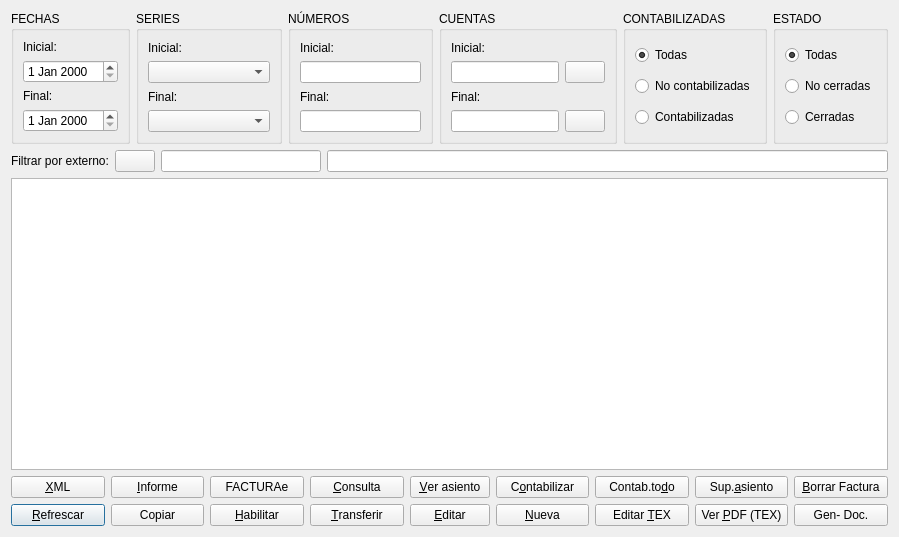
First picture: the form in factur/facturas.ui, repository DIBOSAJM/keme, before the edit.
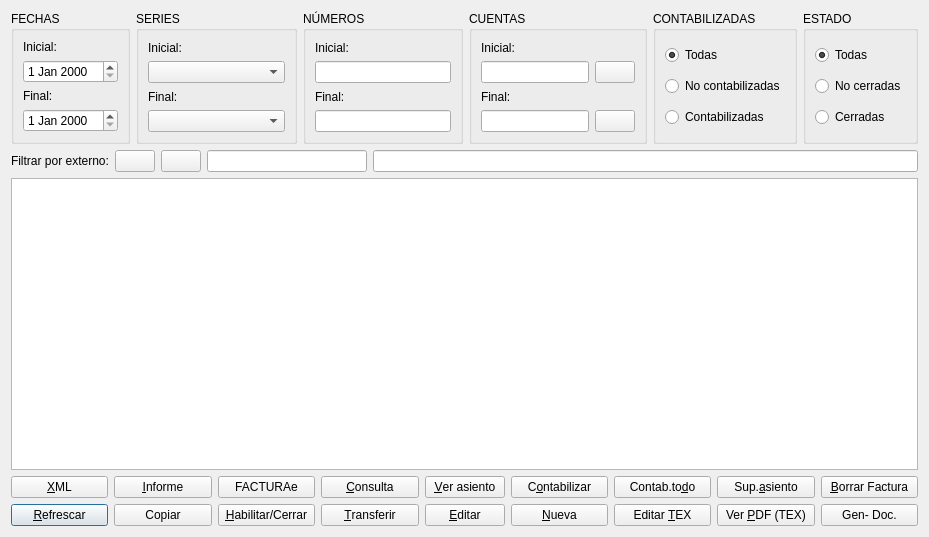
Second picture: the form after the edit. Icons and pictures are not drawn.

What changed in the file:
```diff
--- a/factur/facturas.ui
+++ b/factur/facturas.ui
@@ -6,7 +6,7 @@
    <rect>
     <x>0</x>
     <y>0</y>
-    <width>899</width>
+    <width>929</width>
     <height>537</height>
    </rect>
   </property>
@@ -279,6 +279,20 @@
        </property>
       </widget>
      </item>
+     <item>
+      <widget class="QPushButton" name="quita_externo_pushButton">
+       <property name="toolTip">
+        <string>Borrar contenido campo</string>
+       </property>
+       <property name="text">
+        <string/>
+       </property>
+       <property name="icon">
+        <iconset resource="../keme.qrc">
+         <normaloff>:/iconos/graf/borraelem.png</normaloff>:/iconos/graf/borraelem.png</iconset>
+       </property>
+      </widget>
+     </item>
      <item>
       <widget class="QLineEdit" name="externo_lineEdit">
        <property name="maximumSize">
@@ -455,7 +469,7 @@
      <item row="1" column="3">
       <widget class="QPushButton" name="habilitar_doc_pushButton">
        <property name="text">
-        <string>&amp;Habilitar</string>
+        <string>&amp;Habilitar/Cerrar</string>
        </property>
        <property name="icon">
         <iconset resource="../keme.qrc">
```
Left out of the diff: 14 changed lines with no effect on the pictures.
